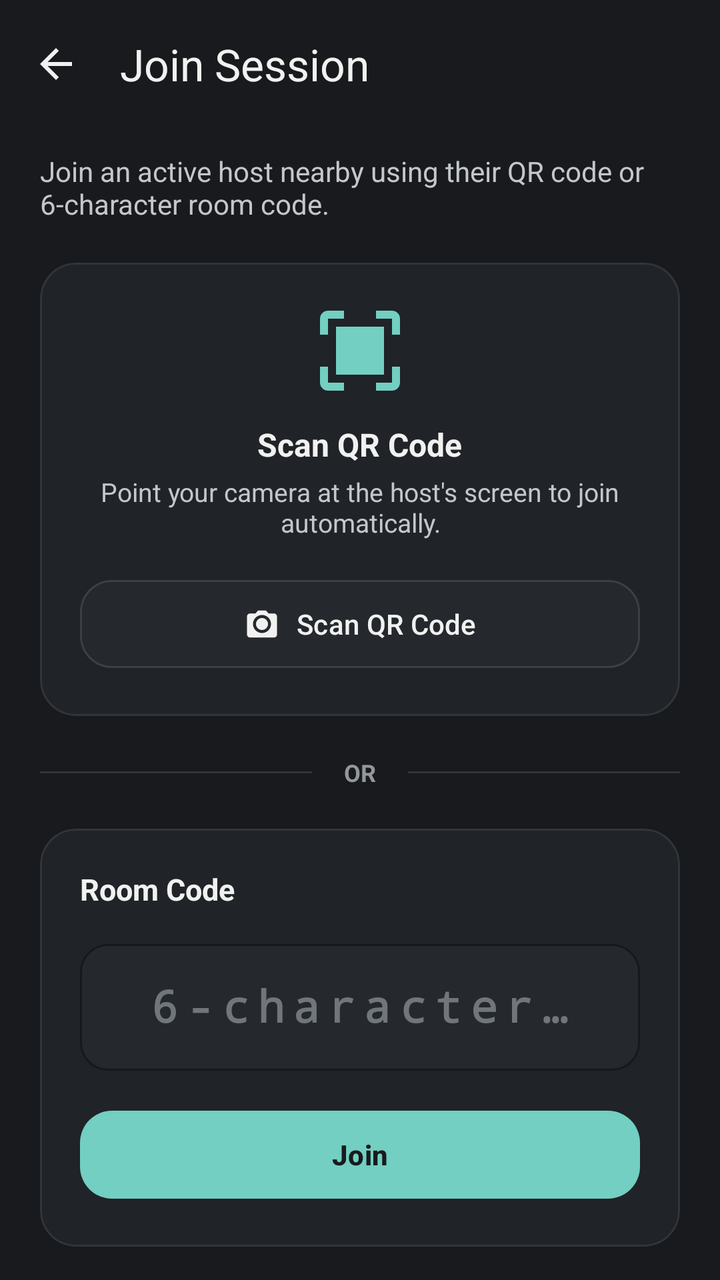
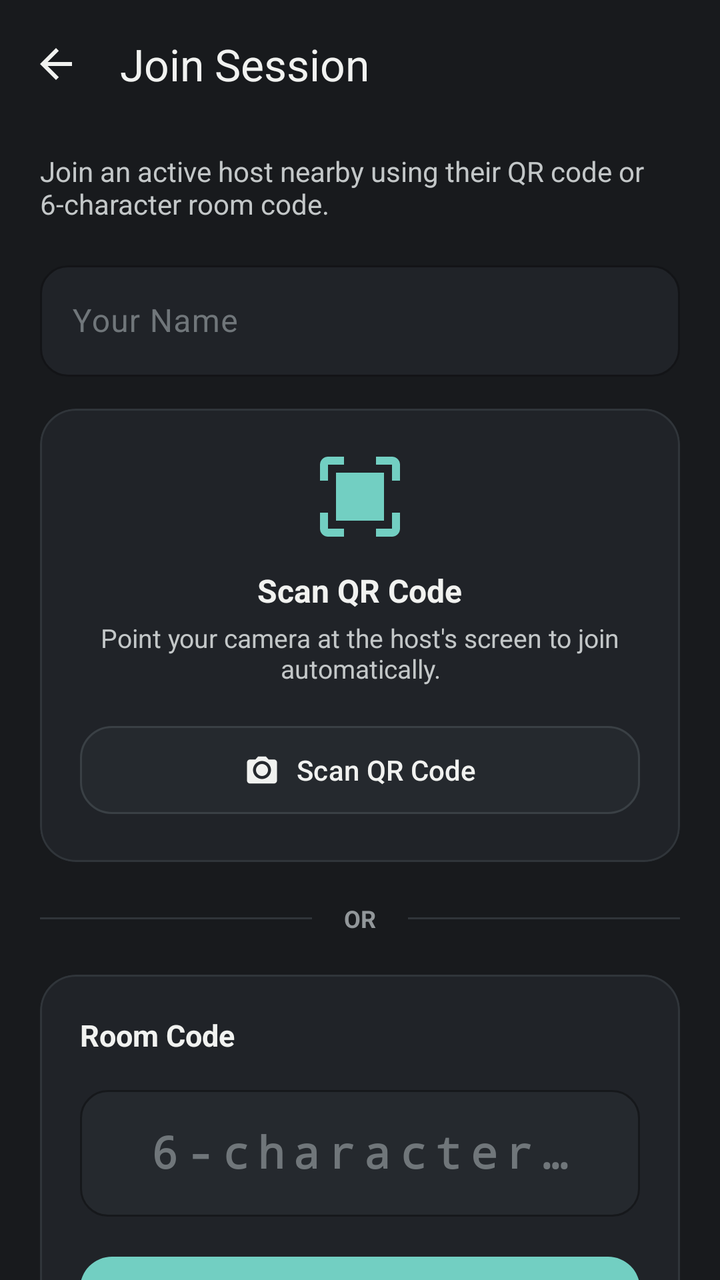

Screens rendered from an Android XML layout before and after an edit, with the pre-edit source and the edit as a unified diff.
<!-- AndroidManifest.xml: application theme Theme.PENGUIN -->
<!-- res/layout/activity_join_session.xml -->
<?xml version="1.0" encoding="utf-8"?>
<androidx.coordinatorlayout.widget.CoordinatorLayout xmlns:android="http://schemas.android.com/apk/res/android"
    xmlns:app="http://schemas.android.com/apk/res-auto"
    xmlns:tools="http://schemas.android.com/tools"
    android:layout_width="match_parent"
    android:layout_height="match_parent"
    android:background="@color/bg_dark">

    <com.google.android.material.appbar.AppBarLayout
        android:layout_width="match_parent"
        android:layout_height="wrap_content"
        android:background="@color/bg_dark"
        app:elevation="0dp">

        <com.google.android.material.appbar.MaterialToolbar
            android:id="@+id/toolbar"
            android:layout_width="match_parent"
            android:layout_height="?attr/actionBarSize"
            app:navigationIcon="@drawable/ic_back"
            app:navigationIconTint="@color/text_primary"
            app:title="@string/join_session"
            app:titleTextColor="@color/text_primary" />

    </com.google.android.material.appbar.AppBarLayout>

    <androidx.core.widget.NestedScrollView
        android:layout_width="match_parent"
        android:layout_height="match_parent"
        android:fillViewport="true"
        app:layout_behavior="@string/appbar_scrolling_view_behavior">

        <LinearLayout
            android:layout_width="match_parent"
            android:layout_height="wrap_content"
            android:orientation="vertical"
            android:paddingStart="20dp"
            android:paddingTop="12dp"
            android:paddingEnd="20dp"
            android:paddingBottom="24dp">

            <TextView
                android:layout_width="match_parent"
                android:layout_height="wrap_content"
                android:text="@string/join_session_desc"
                android:textColor="@color/text_secondary"
                android:textSize="14sp" />

            
            <com.google.android.material.card.MaterialCardView
                android:id="@+id/cardScanQR"
                style="@style/Widget.PENGUIN.Card"
                android:layout_width="match_parent"
                android:layout_height="wrap_content"
                android:layout_marginTop="20dp"
                app:cardBackgroundColor="@color/surface">

                <LinearLayout
                    android:layout_width="match_parent"
                    android:layout_height="wrap_content"
                    android:gravity="center_horizontal"
                    android:orientation="vertical"
                    android:padding="20dp">

                    <ImageView
                        android:layout_width="48dp"
                        android:layout_height="48dp"
                        android:contentDescription="@string/scan_qr_code"
                        android:src="@drawable/ic_qr_scan"
                        app:tint="@color/primary_accent" />

                    <TextView
                        android:layout_width="wrap_content"
                        android:layout_height="wrap_content"
                        android:layout_marginTop="12dp"
                        android:text="@string/scan_qr_code"
                        android:textColor="@color/text_primary"
                        android:textSize="16sp"
                        android:textStyle="bold" />

                    <TextView
                        android:layout_width="wrap_content"
                        android:layout_height="wrap_content"
                        android:layout_marginTop="4dp"
                        android:gravity="center"
                        android:text="@string/qr_scan_desc"
                        android:textColor="@color/text_secondary"
                        android:textSize="13sp" />

                    <com.google.android.material.button.MaterialButton
                        android:id="@+id/btnScanQR"
                        style="@style/Widget.PENGUIN.Button.Secondary"
                        android:layout_width="match_parent"
                        android:layout_height="wrap_content"
                        android:layout_marginTop="16dp"
                        android:text="@string/scan_qr_code"
                        app:icon="@drawable/ic_camera"
                        app:iconGravity="textStart"
                        app:iconTint="@color/text_primary" />

                </LinearLayout>

            </com.google.android.material.card.MaterialCardView>

            
            <LinearLayout
                android:layout_width="match_parent"
                android:layout_height="wrap_content"
                android:layout_marginTop="20dp"
                android:layout_marginBottom="20dp"
                android:gravity="center"
                android:orientation="horizontal">

                <View
                    android:layout_width="0dp"
                    android:layout_height="1dp"
                    android:layout_weight="1"
                    android:background="@color/divider" />

                <TextView
                    android:layout_width="wrap_content"
                    android:layout_height="wrap_content"
                    android:layout_marginStart="16dp"
                    android:layout_marginEnd="16dp"
                    android:text="@string/or"
                    android:textColor="@color/text_tertiary"
                    android:textSize="12sp"
                    android:textStyle="bold" />

                <View
                    android:layout_width="0dp"
                    android:layout_height="1dp"
                    android:layout_weight="1"
                    android:background="@color/divider" />

            </LinearLayout>

            
            <com.google.android.material.card.MaterialCardView
                android:id="@+id/cardManualCode"
                style="@style/Widget.PENGUIN.Card"
                android:layout_width="match_parent"
                android:layout_height="wrap_content"
                app:cardBackgroundColor="@color/surface">

                <LinearLayout
                    android:layout_width="match_parent"
                    android:layout_height="wrap_content"
                    android:orientation="vertical"
                    android:padding="20dp">

                    <TextView
                        android:layout_width="wrap_content"
                        android:layout_height="wrap_content"
                        android:text="@string/room_code_label"
                        android:textColor="@color/text_primary"
                        android:textSize="15sp"
                        android:textStyle="bold" />

                    <com.google.android.material.textfield.TextInputLayout
                        android:id="@+id/layoutRoomCode"
                        style="@style/Widget.Material3.TextInputLayout.OutlinedBox"
                        android:layout_width="match_parent"
                        android:layout_height="wrap_content"
                        android:layout_marginTop="12dp"
                        android:hint="@string/room_code_hint"
                        android:textColorHint="@color/text_hint"
                        app:boxBackgroundColor="@color/surface_elevated"
                        app:boxCornerRadiusBottomEnd="14dp"
                        app:boxCornerRadiusBottomStart="14dp"
                        app:boxCornerRadiusTopEnd="14dp"
                        app:boxCornerRadiusTopStart="14dp"
                        app:boxStrokeColor="@color/outline"
                        app:boxStrokeWidth="1dp"
                        app:boxStrokeWidthFocused="1.5dp"
                        app:hintTextColor="@color/primary_accent">

                        <com.google.android.material.textfield.TextInputEditText
                            android:id="@+id/etRoomCode"
                            android:layout_width="match_parent"
                            android:layout_height="wrap_content"
                            android:fontFamily="monospace"
                            android:gravity="center"
                            android:imeOptions="actionDone"
                            android:inputType="textCapCharacters|textNoSuggestions"
                            android:letterSpacing="0.20"
                            android:maxLength="6"
                            android:maxLines="1"
                            android:textColor="@color/primary_accent"
                            android:textSize="22sp"
                            android:textStyle="bold" />

                    </com.google.android.material.textfield.TextInputLayout>

                    <com.google.android.material.button.MaterialButton
                        android:id="@+id/btnJoinManual"
                        style="@style/Widget.PENGUIN.Button.Primary"
                        android:layout_width="match_parent"
                        android:layout_height="wrap_content"
                        android:layout_marginTop="16dp"
                        android:text="@string/join" />

                </LinearLayout>

            </com.google.android.material.card.MaterialCardView>

            
            <LinearLayout
                android:id="@+id/layoutConnecting"
                android:layout_width="match_parent"
                android:layout_height="wrap_content"
                android:layout_marginTop="24dp"
                android:background="@drawable/bg_code_box"
                android:gravity="center"
                android:orientation="vertical"
                android:padding="20dp"
                android:visibility="gone"
                tools:visibility="visible">

                <ProgressBar
                    android:id="@+id/pbConnecting"
                    android:layout_width="36dp"
                    android:layout_height="36dp"
                    android:indeterminateTint="@color/primary_accent" />

                <TextView
                    android:id="@+id/tvConnectingStatus"
                    android:layout_width="wrap_content"
                    android:layout_height="wrap_content"
                    android:layout_marginTop="12dp"
                    android:text="Searching for nearby session host…"
                    android:textColor="@color/text_primary"
                    android:textSize="14sp" />

                <TextView
                    android:layout_width="wrap_content"
                    android:layout_height="wrap_content"
                    android:layout_marginTop="4dp"
                    android:text="Make sure the host device is nearby and session is active"
                    android:textColor="@color/text_secondary"
                    android:textSize="12sp" />

            </LinearLayout>

        </LinearLayout>

    </androidx.core.widget.NestedScrollView>

</androidx.coordinatorlayout.widget.CoordinatorLayout>
<!-- resources referenced by this layout -->
<resources>
  <color name="bg_dark">#181A1D</color>
  <color name="divider">#30353A</color>
  <color name="outline">#3A4045</color>
  <color name="primary_accent">#72CFC2</color>
  <color name="surface">#202328</color>
  <color name="surface_elevated">#25292E</color>
  <color name="text_hint">#70767A</color>
  <color name="text_primary">#F1F2F0</color>
  <color name="text_secondary">#C3C7C8</color>
  <color name="text_tertiary">#92979A</color>
  <!-- drawable bg_code_box (drawable) -->
  <?xml version="1.0" encoding="utf-8"?>
  <shape xmlns:android="http://schemas.android.com/apk/res/android"
      android:shape="rectangle">
      <solid android:color="@color/surface_elevated" />
      <corners android:radius="14dp" />
      <stroke
          android:width="1dp"
          android:color="@color/outline" />
  </shape>
  <!-- drawable ic_back (drawable) -->
  <vector xmlns:android="http://schemas.android.com/apk/res/android"
      android:width="24dp"
      android:height="24dp"
      android:viewportWidth="24"
      android:viewportHeight="24">
    <path
        android:fillColor="@color/text_primary"
        android:pathData="M20,11H7.83L13.42,5.41L12,4L4,12L12,20L13.41,18.59L7.83,13H20V11Z"/>
  </vector>
  <!-- drawable ic_qr_scan (drawable) -->
  <vector xmlns:android="http://schemas.android.com/apk/res/android"
      android:width="24dp"
      android:height="24dp"
      android:viewportWidth="24"
      android:viewportHeight="24">
    <path
        android:fillColor="@color/primary_accent"
        android:pathData="M4,4H8V2H4C2.9,2 2,2.9 2,4V8H4V4ZM20,2H16V4H20V8H22V4C22,2.9 21.1,2 20,2ZM4,16H2V20C2,21.1 2.9,22 4,22H8V20H4V16ZM20,20H16V22H20C21.1,22 22,21.1 22,20V16H20V20ZM6,6H18V18H6V6Z"/>
  </vector>
  <string name="join">Join</string>
  <string name="join_session">Join Session</string>
  <string name="join_session_desc">Join an active host nearby using their QR code or 6-character room code.</string>
  <string name="or">OR</string>
  <string name="qr_scan_desc">Point your camera at the host\'s screen to join automatically.</string>
  <string name="room_code_hint">6-character code</string>
  <string name="room_code_label">Room Code</string>
  <string name="scan_qr_code">Scan QR Code</string>
  <style name="Widget.PENGUIN.Button.Primary" parent="Widget.Material3.Button">
          <item name="backgroundTint">@color/primary_accent</item>
          <item name="android:textColor">@color/bg_dark</item>
          <item name="android:textStyle">bold</item>
          <item name="cornerRadius">16dp</item>
          <item name="android:minHeight">52dp</item>
      </style>
  <style name="Widget.PENGUIN.Button.Secondary" parent="Widget.Material3.Button.TonalButton">
          <item name="backgroundTint">@color/surface_elevated</item>
          <item name="android:textColor">@color/text_primary</item>
          <item name="cornerRadius">16dp</item>
          <item name="strokeColor">@color/outline</item>
          <item name="strokeWidth">1dp</item>
          <item name="android:minHeight">52dp</item>
      </style>
  <style name="Widget.PENGUIN.Card" parent="Widget.Material3.CardView.Filled">
          <item name="cardBackgroundColor">@color/surface</item>
          <item name="cardCornerRadius">18dp</item>
          <item name="cardElevation">0dp</item>
          <item name="strokeColor">@color/divider</item>
          <item name="strokeWidth">1dp</item>
      </style>
  <color name="primary_accent_soft">#9ADFD6</color>
  <!-- unchanged entries left out for length: 2 -->
</resources>

<!-- the commit's change to res/layout/activity_join_session.xml (unified diff, before → after) -->
@@ -46,12 +46,43 @@
                 android:textSize="14sp" />
 
             
+            <com.google.android.material.textfield.TextInputLayout
+                android:id="@+id/layoutJoinerName"
+                style="@style/Widget.Material3.TextInputLayout.OutlinedBox"
+                android:layout_width="match_parent"
+                android:layout_height="wrap_content"
+                android:layout_marginTop="16dp"
+                android:hint="@string/profile_name_label"
+                android:textColorHint="@color/text_hint"
+                app:boxBackgroundColor="@color/surface"
+                app:boxCornerRadiusBottomEnd="14dp"
+                app:boxCornerRadiusBottomStart="14dp"
+                app:boxCornerRadiusTopEnd="14dp"
+                app:boxCornerRadiusTopStart="14dp"
+                app:boxStrokeColor="@color/outline"
+                app:boxStrokeWidth="1dp"
+                app:boxStrokeWidthFocused="1.5dp"
+                app:hintTextColor="@color/primary_accent">
+
+                <com.google.android.material.textfield.TextInputEditText
+                    android:id="@+id/etJoinerName"
+                    android:layout_width="match_parent"
+                    android:layout_height="wrap_content"
+                    android:imeOptions="actionNext"
+                    android:inputType="textCapWords|textPersonName"
+                    android:maxLines="1"
+                    android:textColor="@color/text_primary"
+                    android:textSize="16sp" />
+
+            </com.google.android.material.textfield.TextInputLayout>
+
+            
             <com.google.android.material.card.MaterialCardView
                 android:id="@+id/cardScanQR"
                 style="@style/Widget.PENGUIN.Card"
                 android:layout_width="match_parent"
                 android:layout_height="wrap_content"
-                android:layout_marginTop="20dp"
+                android:layout_marginTop="16dp"
                 app:cardBackgroundColor="@color/surface">
 
                 <LinearLayout
<!-- resource entries referenced after the edit -->
@@ -44,6 +44,7 @@
   <string name="join_session">Join Session</string>
   <string name="join_session_desc">Join an active host nearby using their QR code or 6-character room code.</string>
   <string name="or">OR</string>
+  <string name="profile_name_label">Your Name</string>
   <string name="qr_scan_desc">Point your camera at the host\'s screen to join automatically.</string>
   <string name="room_code_hint">6-character code</string>
   <string name="room_code_label">Room Code</string>
